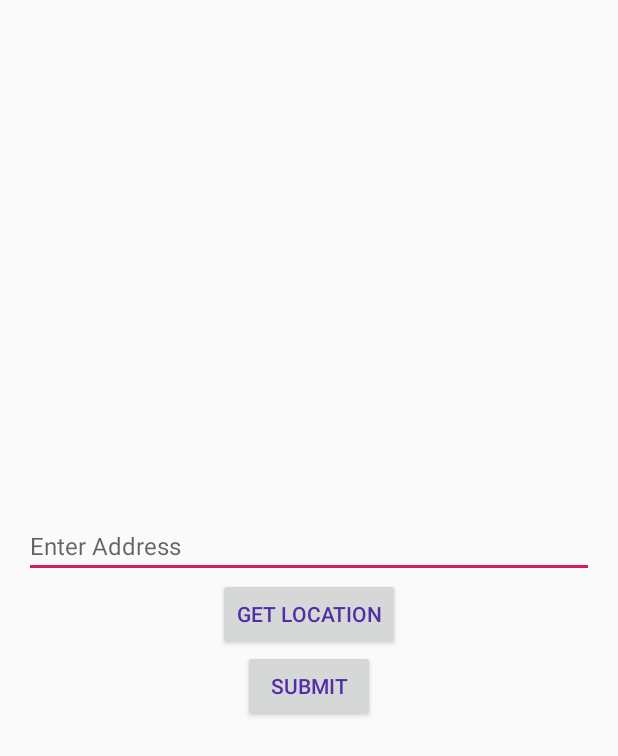
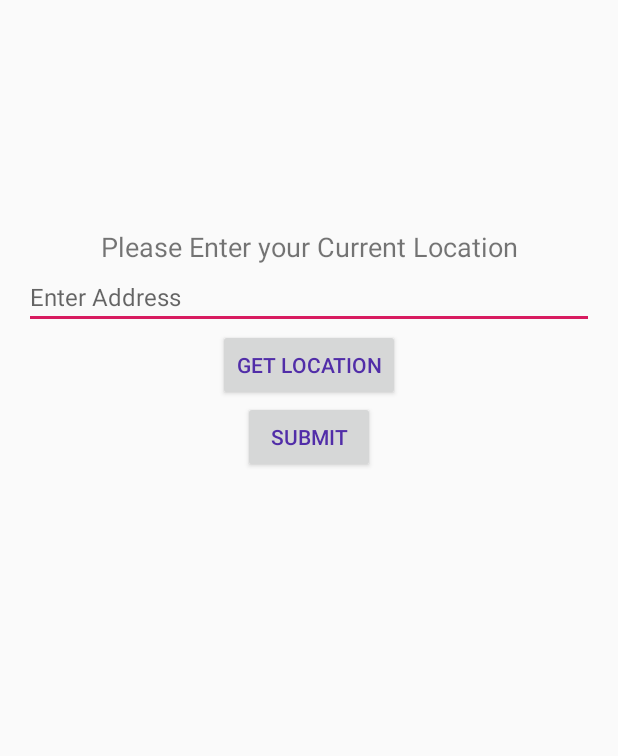
Before and after one commit to daren333/BlockAssessmentSurvey, an Android app: the GpsLocationActivity screen opened directly, with no data from a screen before it, on a phone screen of 412 x 824 dp. Shown: the top 756 px of the screen. Run offline under Robolectric (Android 15) with nearby library versions, the phone set to English and light mode, and no system bars.

Commit message:
converted all layouts to constraint layouts and redid a few

```diff
--- a/app/app/src/main/res/layout/activity_get_gps_location.xml
+++ b/app/app/src/main/res/layout/activity_get_gps_location.xml
@@ -1,39 +1,57 @@
 <?xml version="1.0" encoding="utf-8"?>
-<RelativeLayout xmlns:android="http://schemas.android.com/apk/res/android"
+<androidx.constraintlayout.widget.ConstraintLayout xmlns:android="http://schemas.android.com/apk/res/android"
+    xmlns:app="http://schemas.android.com/apk/res-auto"
+    xmlns:tools="http://schemas.android.com/tools"
     android:layout_width="match_parent"
     android:layout_height="match_parent"
-    android:gravity="center_vertical"
-    xmlns:tools="http://schemas.android.com/tools"
     android:padding="@dimen/activity_margin">
 
     <EditText
         android:id="@+id/location"
         android:layout_width="match_parent"
         android:layout_height="wrap_content"
-        android:layout_alignParentStart="true"
         android:hint="@string/location_string"
         android:inputType="textPostalAddress"
         android:textAppearance="@android:style/TextAppearance.Material.Subhead"
-        tools:ignore="Autofill"/>
+        app:layout_constraintEnd_toEndOf="parent"
+        app:layout_constraintHorizontal_bias="1.0"
+        app:layout_constraintStart_toStartOf="parent"
+        app:layout_constraintTop_toBottomOf="@+id/textView5" />
+
+    <TextView
+        android:id="@+id/textView5"
+        android:layout_width="wrap_content"
+        android:layout_height="wrap_content"
+        android:layout_marginTop="136dp"
+        android:text="Please Enter your Current Location"
+        android:textSize="18sp"
+        app:layout_constraintEnd_toEndOf="parent"
+        app:layout_constraintHorizontal_bias="0.5"
+        app:layout_constraintStart_toStartOf="parent"
+        app:layout_constraintTop_toTopOf="parent" />
 
     <Button
         android:id="@+id/mapButton"
         android:layout_width="wrap_content"
         android:layout_height="wrap_content"
-        android:layout_below="@+id/location"
-        android:layout_centerHorizontal="true"
         android:text="@string/show_map_string"
         android:textAppearance="@android:style/TextAppearance.Material.Button"
-        android:textColor="@color/accent" />
+        android:textColor="@color/accent"
+        app:layout_constraintEnd_toEndOf="parent"
+        app:layout_constraintHorizontal_bias="0.5"
+        app:layout_constraintStart_toStartOf="parent"
+        app:layout_constraintTop_toBottomOf="@+id/location" />
 
     <Button
         android:id="@+id/submitButton"
         android:layout_width="wrap_content"
         android:layout_height="wrap_content"
-        android:layout_below="@+id/mapButton"
-        android:layout_centerHorizontal="true"
         android:text="@string/submit_string"
         android:textAppearance="@android:style/TextAppearance.Material.Button"
-        android:textColor="@color/accent" />
+        android:textColor="@color/accent"
+        app:layout_constraintEnd_toEndOf="parent"
+        app:layout_constraintHorizontal_bias="0.5"
+        app:layout_constraintStart_toStartOf="parent"
+        app:layout_constraintTop_toBottomOf="@+id/mapButton" />
 
-</RelativeLayout>
+</androidx.constraintlayout.widget.ConstraintLayout>
```
Also changed, not shown: app/app/src/main/res/layout/activity_login.xml (+46 -17 lines), app/app/src/main/res/layout/activity_main.xml (+43 -10 lines), app/app/src/main/res/layout/activity_registration.xml (+46 -19 lines), app/app/src/main/res/layout/activity_text.xml (+7 -1 lines).
